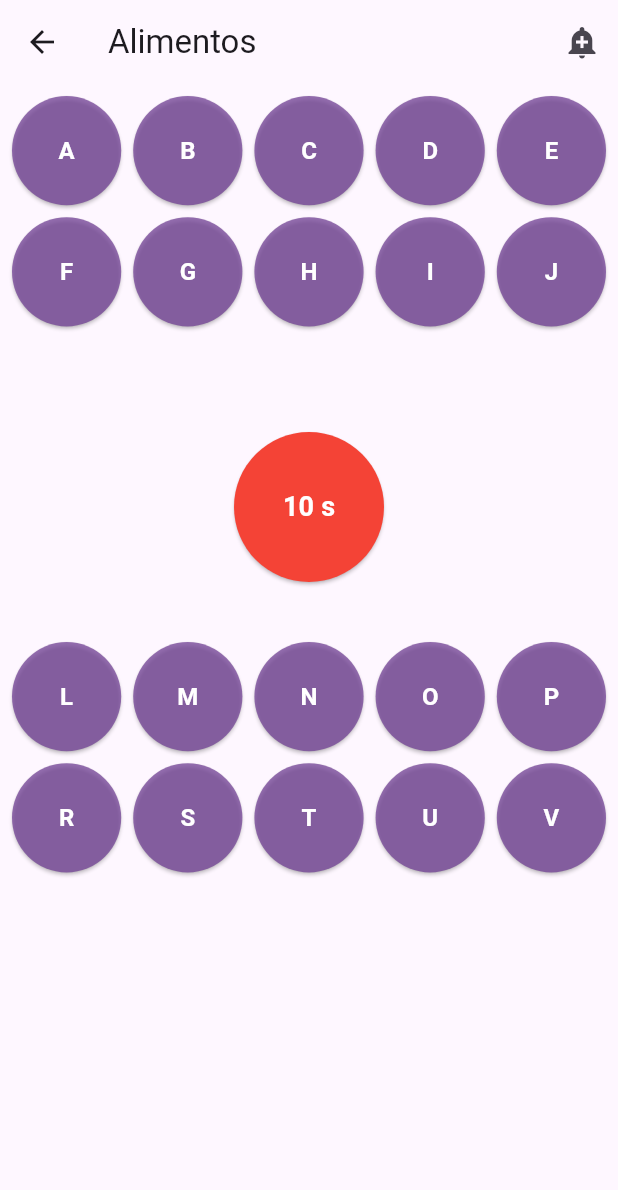
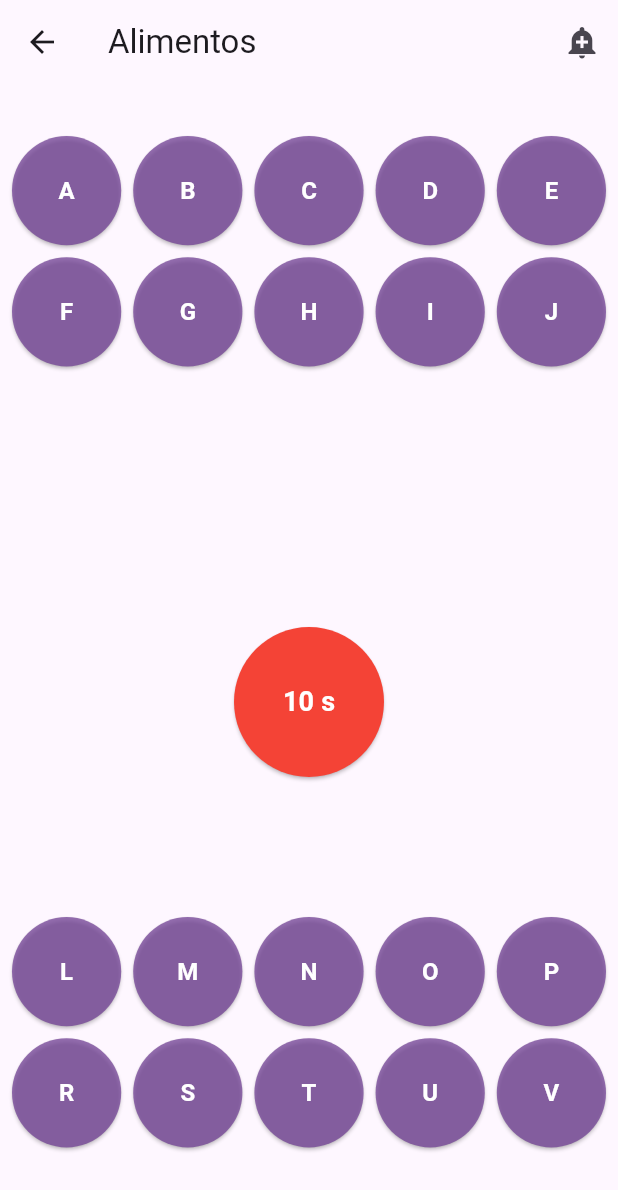
Before and after one commit to LarissaMotta/letter-lock-flutter, a Flutter app: the Start screen opened directly, on a phone screen of 412 x 824 dp. Shown: the top 1190 px of the screen. Run offline on Flutter 3.47's test engine with Material 3 defaults, Android fonts, the phone set to English and light mode, and no system bars; our stand-ins replace audioplayers.

Commit message:
feat: adição do media query

```diff
--- a/lib/main.dart
+++ b/lib/main.dart
@@ -4,10 +4,12 @@ import 'package:flutter_application_test/shared/my_app_state.dart';
 import 'package:provider/provider.dart';
 
 void main() {
-  runApp(LetterLockApp());
+  runApp(const LetterLockApp());
 }
 
 class LetterLockApp extends StatelessWidget {
+  const LetterLockApp({super.key});
+
   @override
   Widget build(BuildContext context) {
     return ChangeNotifierProvider(
--- a/lib/screen/start.dart
+++ b/lib/screen/start.dart
@@ -31,6 +31,8 @@ class Start extends StatelessWidget {
     'u',
     'v',
   ];
+
+  Start({super.key});
   @override
   Widget build(BuildContext context) {
     var appState = context.watch<MyAppState>();
@@ -50,11 +52,16 @@ class Start extends StatelessWidget {
       ),
       body: SingleChildScrollView(
         child: Container(
-          height: 600,
+          constraints: BoxConstraints(
+            maxHeight: MediaQuery.of(context).size.height-
+                MediaQuery.of(context).padding.top -
+                MediaQuery.of(context).padding.bottom,
+          ),
           child: Column(
+            mainAxisAlignment: MainAxisAlignment.spaceAround,
             children: [
               GridOfButtons(alphabet: alphabetTop),
-              ButtonsStop(),
+              const ButtonsStop(),
               GridOfButtons(alphabet: alphabetBottom),
             ],
           ),
@@ -65,14 +72,17 @@ class Start extends StatelessWidget {
 }
 
 class GridOfButtons extends StatelessWidget {
-  GridOfButtons({required this.alphabet});
+  const GridOfButtons({super.key, required this.alphabet});
   final List<String> alphabet;
 
   @override
   Widget build(BuildContext context) {
     var appState = context.watch<MyAppState>();
     return Container(
-      height: 200,
+      constraints: const BoxConstraints(
+        minHeight: 100, // Largura mínima
+        maxHeight: 250, // Largura máxima
+      ),
       padding: const EdgeInsets.all(8.0),
       child: GridView.builder(
         gridDelegate: const SliverGridDelegateWithFixedCrossAxisCount(
@@ -111,6 +121,8 @@ class GridOfButtons extends StatelessWidget {
 }
 
 class ButtonsStop extends StatefulWidget {
+  const ButtonsStop({super.key});
+
   @override
   State<ButtonsStop> createState() => _ButtonsStopState();
 }
```
Also changed, not shown: 2 other files.
